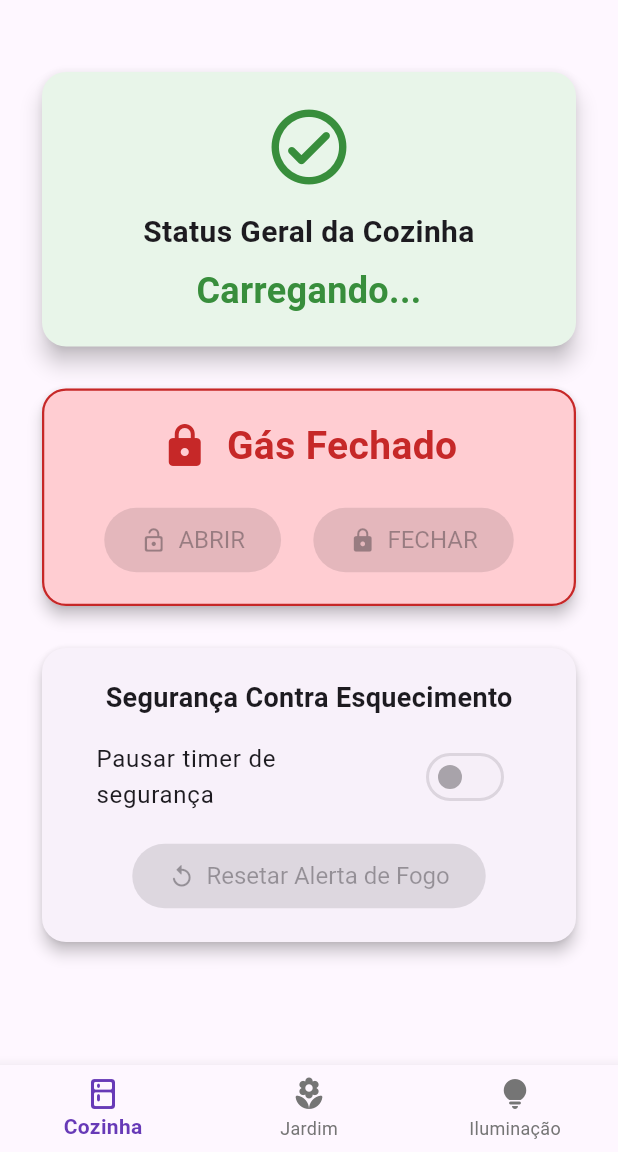
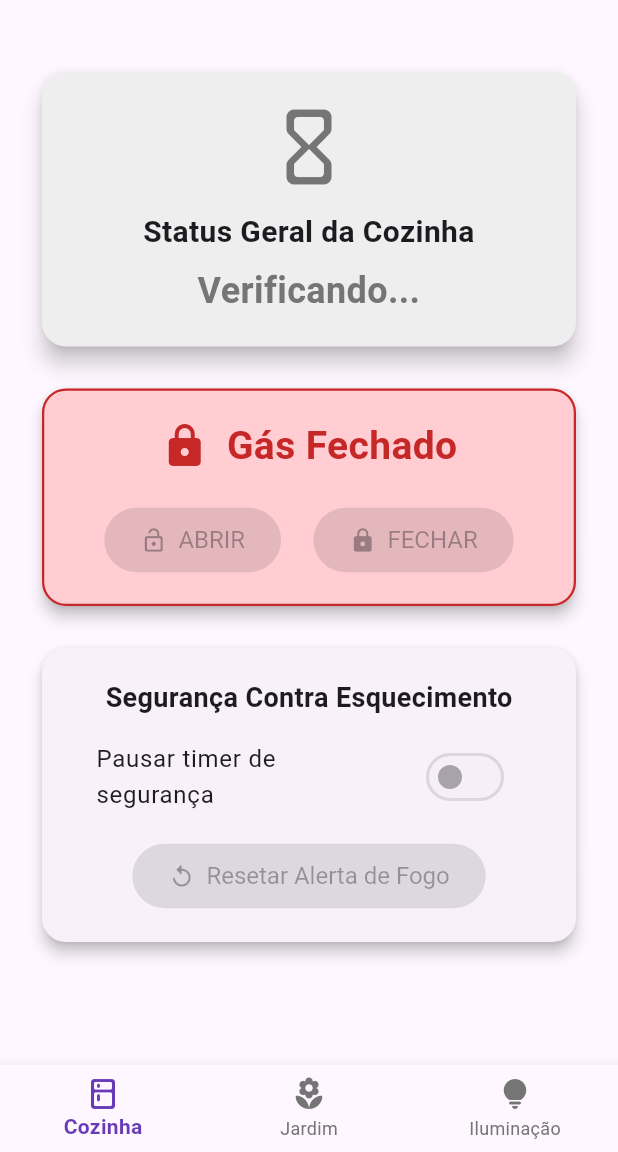
Before and after one commit to NyGold/volt-age-app, a Flutter app: the screen it shows after launch, on a phone screen of 412 x 824 dp, the part 84-1236 px from its top. Run offline on Flutter 3.47's test engine with Material 3 defaults, Android fonts, the phone set to English and light mode, and no system bars; our stand-ins replace flutter_dotenv, flutter_local_notifications, syncfusion_flutter_gauges; missing offline and left inert: mqtt_client; network calls fail.

Commit message:
Corrige condições de corrida no MqttProvider e aprimora a lógica de UI na Tela1

```diff
--- a/lib/telas/tela_1.dart
+++ b/lib/telas/tela_1.dart
@@ -1,15 +1,14 @@
-// ARQUIVO: lib/telas/tela_1.dart
+// ARQUIVO: lib/telas/tela_1.dart (VERSÃO FINAL E ROBUSTA)
 
 import 'package:flutter/material.dart';
 import 'package:provider/provider.dart';
-import 'package:volt_age_app/mqtt_services/mqtt_provider.dart';
+import 'package:volt_age_app/mqtt_services/mqtt_provider.dart'; // Corrija para o caminho do seu provider
 
 class Tela1 extends StatelessWidget {
   const Tela1({super.key});
 
   @override
   Widget build(BuildContext context) {
-    // Usamos o Consumer para que a tela reaja às mudanças do MqttProvider.
     return Consumer<MqttProvider>(
       builder: (context, provider, child) {
         return Scaffold(
@@ -35,9 +34,28 @@ class Tela1 extends StatelessWidget {
   /// Card que exibe o Status Geral da Cozinha.
   Widget _buildCardStatusPrincipal(MqttProvider provider) {
     final status = provider.gasAlerta;
-    final bool isAlert = status.contains("ALARME") || status.contains("FOGO_SEM_PRESENCA");
-    final Color statusColor = isAlert ? Colors.red.shade700 : Colors.green.shade700;
-    final IconData statusIcon = isAlert ? Icons.warning_amber_rounded : Icons.check_circle_outline_rounded;
+
+    // --- LÓGICA DE UI APRIMORADA ---
+    bool isAlert = status.contains("ALARME") || status.contains("FOGO_SEM_PRESENCA");
+    bool isLoading = status == "Carregando...";
+
+    Color statusColor;
+    IconData statusIcon;
+    Color cardBackgroundColor;
+
+    if (isLoading) {
+      statusColor = Colors.grey.shade600;
+      statusIcon = Icons.hourglass_empty_rounded;
+      cardBackgroundColor = Colors.grey.shade200;
+    } else if (isAlert) {
+      statusColor = Colors.red.shade700;
+      statusIcon = Icons.warning_amber_rounded;
+      cardBackgroundColor = Colors.red.shade50;
+    } else {
+      statusColor = Colors.green.shade700;
+      statusIcon = Icons.check_circle_outline_rounded;
+      cardBackgroundColor = Colors.green.shade50;
+    }
 
     String getMensagemStatus() {
       if (status.startsWith("FOGO_CONTANDO")) return "Contagem de segurança...";
@@ -47,13 +65,14 @@ class Tela1 extends StatelessWidget {
         case "FOGO_SEM_PRESENCA": return "PERIGO: Fogão esquecido!";
         case "ALERTA_APP": return "Gás fechado pelo celular";
         case "FOGO_TIMER_ATIVO": return "Timer de segurança pausado";
-        default: return status;
+        case "Carregando...": return "Verificando...";
+        default: return "Status: $status"; // Mostra o status desconhecido
       }
     }
 
     return Card(
       elevation: 6,
-      color: isAlert ? Colors.red.shade50 : Colors.green.shade50,
+      color: cardBackgroundColor, // Usa a cor de fundo definida
       shape: RoundedRectangleBorder(borderRadius: BorderRadius.circular(16)),
       child: Padding(
         padding: const EdgeInsets.all(20.0),
@@ -163,7 +182,7 @@ class Tela1 extends StatelessWidget {
                     ? (bool value) {
                         provider.setLogicaEsquecimento(value);
                       }
-                    : null, // Desabilita o switch se estiver offline
+                    : null,
                 activeTrackColor: Colors.orange.shade200,
                 activeColor: Colors.orange.shade700,
               ),
```
Also changed, not shown: lib/mqtt_services/mqtt_provider.dart (+137 -116 lines).
